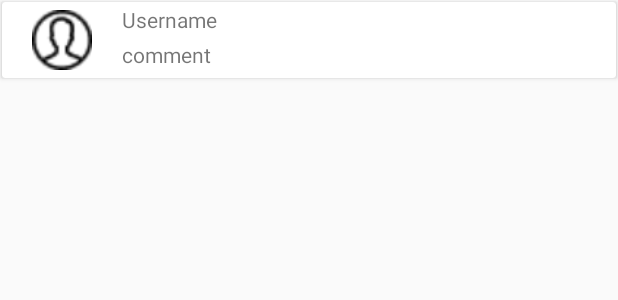
After one commit to ttptee/FindDog-application, an Android app: the layout row_comment.xml on its own in the app's theme, with its tools: preview values and no code run, on a phone screen of 412 x 824 dp. The commit adds this screen. Shown: the top 300 px of the screen. Run offline under Robolectric (Android 15) with nearby library versions, the phone set to English and light mode, and no system bars.

Commit message:
show comment

```diff
--- a/app/build.gradle
+++ b/app/build.gradle
@@ -54,6 +54,7 @@ dependencies {
     implementation 'com.android.support:support-v4:+'
     implementation 'com.android.support:appcompat-v7:+'
     implementation 'com.google.android.material:material:1.0.0'
+    implementation 'androidx.cardview:cardview:1.0.0'
 }
 
 apply plugin: 'com.google.gms.google-services'
--- /dev/null
+++ b/app/src/main/res/layout/row_comment.xml
@@ -0,0 +1,47 @@
+<?xml version="1.0" encoding="utf-8"?>
+<androidx.cardview.widget.CardView xmlns:android="http://schemas.android.com/apk/res/android"
+    android:orientation="vertical"
+    android:layout_width="match_parent"
+    android:layout_height="wrap_content"
+    android:layout_margin="1dp"
+    >
+
+    <RelativeLayout
+        android:layout_width="match_parent"
+        android:layout_height="wrap_content">
+
+        <ImageView
+            android:id="@+id/userpic"
+            android:layout_width="40dp"
+            android:layout_height="40dp"
+            android:src="@drawable/usericon"
+            android:layout_marginHorizontal="20dp"
+            android:layout_marginVertical="5dp"></ImageView>
+        <TextView
+            android:id="@+id/namee"
+            android:layout_width="match_parent"
+            android:layout_height="wrap_content"
+            android:layout_toRightOf="@+id/userpic"
+            android:layout_marginTop="2dp"
+            android:text="Username"></TextView>
+
+        <TextView
+            android:id="@+id/comment"
+            android:layout_width="match_parent"
+            android:layout_height="wrap_content"
+            android:layout_below="@+id/namee"
+            android:layout_toRightOf="@id/userpic"
+            android:layout_marginTop="4dp"
+            android:text="comment"></TextView>
+        <!--<TextView
+            android:id="@+id/time"
+            android:layout_width="match_parent"
+            android:layout_height="wrap_content"
+            android:text="22/06/1998"
+            android:layout_toEndOf="@+id/userpic"
+            android:layout_below="@id/comment"></TextView>-->
+
+    </RelativeLayout>
+
+
+</androidx.cardview.widget.CardView>
--- a/app/src/main/res/layout/single_missing.xml
+++ b/app/src/main/res/layout/single_missing.xml
@@ -408,6 +408,11 @@
 
             </LinearLayout>
 
+            <androidx.recyclerview.widget.RecyclerView
+                android:id="@+id/recycleViewComment"
+                android:layout_width="match_parent"
+                android:layout_height="wrap_content"></androidx.recyclerview.widget.RecyclerView>
+
             <LinearLayout
                 android:layout_width="300dp"
                 android:layout_height="40dp"
```
Also changed, not shown: app/src/main/java/com/example/finddog/AdapterComment.java (added, +68 -0 lines), app/src/main/java/com/example/finddog/ModelComment.java (added, +32 -0 lines), app/src/main/java/com/example/finddog/SingleAdopt.java (+7 -0 lines), app/src/main/java/com/example/finddog/SingleMissing.java (+101 -6 lines).
